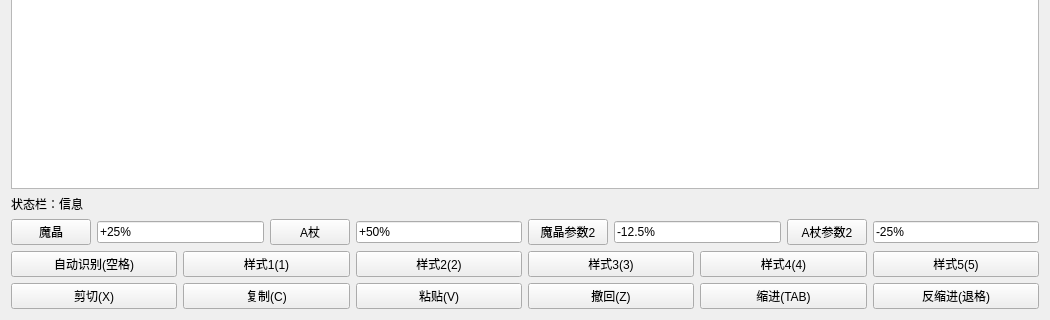
JeremyChim/dt, file ui/editor2.ui: the form before one commit; both pictures show x 0 to 1050 and y 355 to 675 of the 1050 by 675 pixel window.
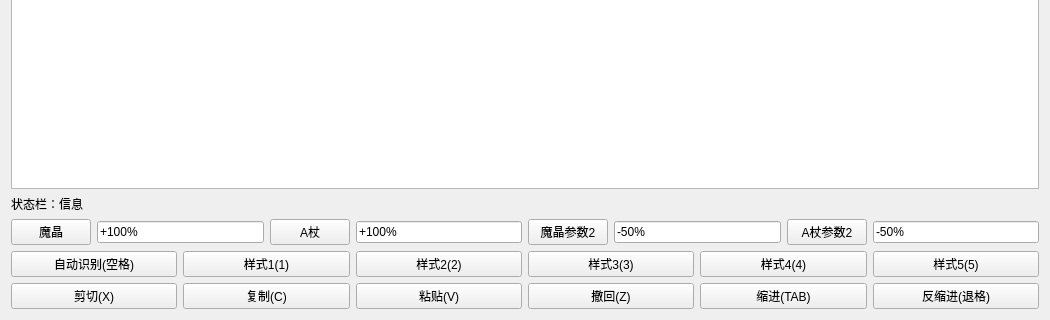
The form after the commit.

What changed in the file:
```diff
--- a/ui/editor2.ui
+++ b/ui/editor2.ui
@@ -90,7 +90,7 @@
      <item>
       <widget class="QLineEdit" name="SaLe">
        <property name="text">
-        <string>+25%</string>
+        <string>+100%</string>
        </property>
       </widget>
      </item>
@@ -104,7 +104,7 @@
      <item>
       <widget class="QLineEdit" name="SpLe">
        <property name="text">
-        <string>+50%</string>
+        <string>+100%</string>
        </property>
       </widget>
      </item>
@@ -118,7 +118,7 @@
      <item>
       <widget class="QLineEdit" name="Sa2Le">
        <property name="text">
-        <string>-12.5%</string>
+        <string>-50%</string>
        </property>
       </widget>
      </item>
@@ -132,7 +132,7 @@
      <item>
       <widget class="QLineEdit" name="Sp2Le">
        <property name="text">
-        <string>-25%</string>
+        <string>-50%</string>
        </property>
       </widget>
      </item>
```
